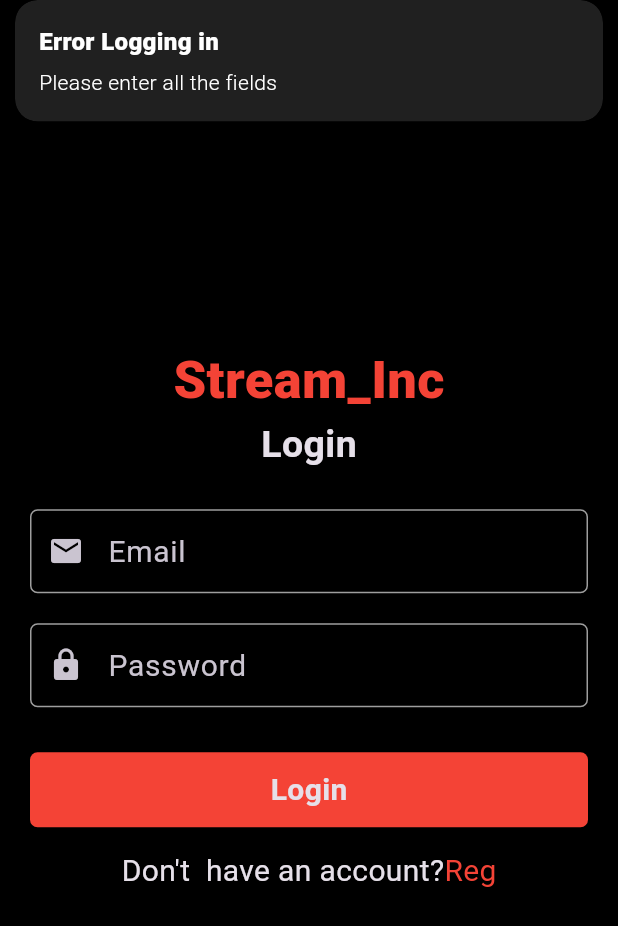
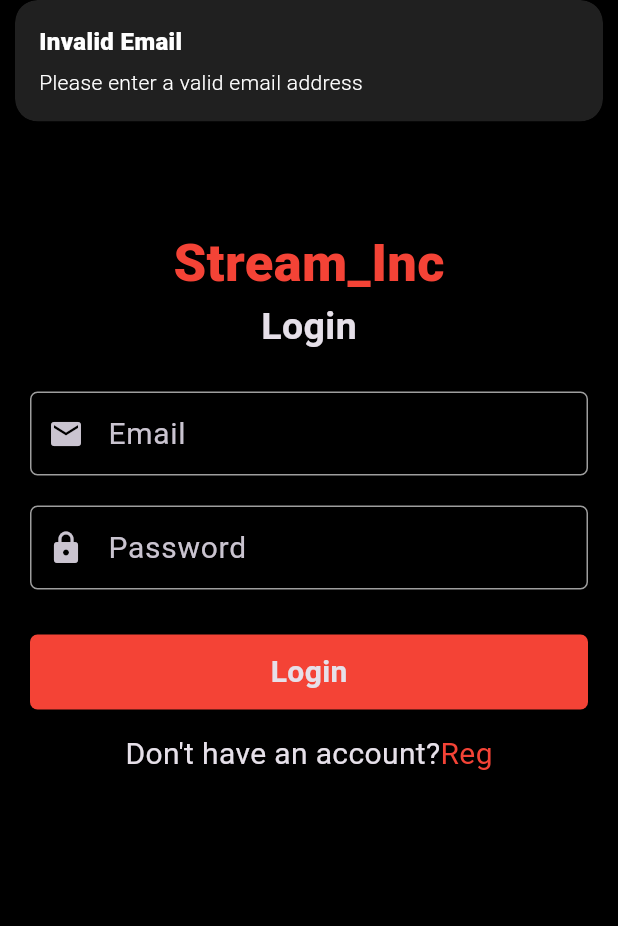
Before and after one commit to Hamza862-Naeem/stream_inc, a Flutter app: the screen it shows after launch, after a tap on "Login", on a phone screen of 412 x 824 dp. Shown: the top 926 px of the screen. Run offline on Flutter 3.47's test engine with Material 3 defaults, Android fonts, the phone set to English and light mode, and no system bars; our stand-ins replace cached_network_image, cloud_firestore, firebase_auth, firebase_core, firebase_storage, get and 3 more; missing offline and left inert: video_compress; accounts and stored records are empty.

Commit message:
final commit to master

```diff
--- a/lib/screens/auth/login_screen.dart
+++ b/lib/screens/auth/login_screen.dart
@@ -1,4 +1,3 @@
-
 import 'package:flutter/material.dart';
 import 'package:get/get.dart';
 import 'package:stream_inc/constants.dart';
@@ -9,92 +8,117 @@ import 'signup_screen.dart';
 class LoginScreen extends StatelessWidget {
   LoginScreen({super.key});
 
-  final  TextEditingController _emailController=TextEditingController();
-  final TextEditingController _passwordController=TextEditingController();
+  final TextEditingController _emailController = TextEditingController();
+  final TextEditingController _passwordController = TextEditingController();
+
+  bool isValidEmail(String email) {
+    final emailRegex = RegExp(r'^[\w-\.]+@([\w-]+\.)+[\w-]{2,4}$');
+    return emailRegex.hasMatch(email);
+  }
 
   @override
   Widget build(BuildContext context) {
-    return  Scaffold(
-      body:Container(
+    return Scaffold(
+      body: SingleChildScrollView(
+        padding: EdgeInsets.only(top: 150),
+        child: Container(
           alignment: Alignment.center,
           child: Column(
             mainAxisAlignment: MainAxisAlignment.center,
             children: [
-            Text('Stream_Inc',
+              Text(
+                'Stream_Inc',
                 style: TextStyle(
                   fontSize: 35,
                   color: buttonColor,
                   fontWeight: FontWeight.w900,
-            ),),
-            const Text('Login',
+                ),
+              ),
+              const Text(
+                'Login',
                 style: TextStyle(
                   fontSize: 25,
-
                   fontWeight: FontWeight.w700,
-            ),),
-            const SizedBox(height: 25,),
+                ),
+              ),
+              const SizedBox(height: 25),
               Container(
                 width: MediaQuery.of(context).size.width,
                 margin: const EdgeInsets.only(left: 20, right: 20),
-              child: TextInputField(controller: _emailController,
+                child: TextInputField(
+                  controller: _emailController,
                   labelText: 'Email',
-
-               icon: Icons.email),
+                  icon: Icons.email,
                 ),
-             const SizedBox(height: 20,),
+              ),
+              const SizedBox(height: 20),
               Container(
                 width: MediaQuery.of(context).size.width,
                 margin: const EdgeInsets.only(left: 20, right: 20),
-              child: TextInputField(controller: _passwordController,
+                child: TextInputField(
+                  controller: _passwordController,
                   labelText: 'Password',
-
                   icon: Icons.lock,
-               isObscure: true,),
+                  isObscure: true,
                 ),
-            const SizedBox(height: 30,),
+              ),
+              const SizedBox(height: 30),
               Container(
-              width: MediaQuery.of(context).size.width-40,
+                width: MediaQuery.of(context).size.width - 40,
                 height: 50,
                 decoration: BoxDecoration(
                   color: buttonColor,
-                borderRadius: const BorderRadius.all(Radius.circular(5),)
+                  borderRadius: const BorderRadius.all(Radius.circular(5)),
                 ),
-              child:  InkWell(
-                onTap: ()=> authController.loginUser(
-                  _emailController.text,
-                 _passwordController.text,
+                child: InkWell(
+                  onTap: () {
+                    String email = _emailController.text.trim();
+                    String password = _passwordController.text;
+
+                    if (!isValidEmail(email)) {
+                      Get.snackbar("Invalid Email",
+                          "Please enter a valid email address");
+                      return;
+                    }
+
+                    authController.loginUser(email, password);
+                  },
+                  child: const Center(
+                    child: Text(
+                      'Login',
+                      style:
+                          TextStyle(fontSize: 20, fontWeight: FontWeight.w700),
                     ),
-                child: const Center
-                (child: Text
-                ('Login',style: TextStyle(
-                  fontSize:20,
-                   fontWeight: FontWeight.w700 )
-                   ,))),
                   ),
-            SizedBox(
-              height: 15.0,
                 ),
+              ),
+              const SizedBox(height: 15.0),
               Row(
                 mainAxisAlignment: MainAxisAlignment.center,
                 children: [
-                Text('Don\'t  have an account?',
+                  Text(
+                    'Don\'t have an account?',
                     style: TextStyle(
                       fontSize: 20,
-                ),),
+                    ),
+                  ),
                   InkWell(
-                   onTap: () => Navigator.of(context).push(MaterialPageRoute(builder: (context)=> SignupScreen()),),
-                  child: Text('Reg',
+                    onTap: () => Navigator.of(context).push(MaterialPageRoute(
+                        builder: (context) => SignupScreen())),
+                    child: Text(
+                      'Reg',
                       style: TextStyle(
                         fontSize: 20,
                         color: buttonColor,
-                  ),),
+                      ),
+                    ),
+                  ),
+                ],
               )
             ],
-            )
-
-          ],
           ),
-      )
+        ),
+      ),
     );
   }
 }
--- a/pubspec.yaml
+++ b/pubspec.yaml
@@ -31,6 +31,7 @@ dependencies:
   cached_network_image: ^3.4.1
   cloud_firestore: ^5.6.2
   cupertino_icons: ^1.0.8
+  firebase_app_check: ^0.3.2+1
   firebase_auth: ^5.4.1
   firebase_core: ^3.10.1
   firebase_storage: ^12.4.1
```
Also changed, not shown: lib/controller/auth_controller.dart (+30 -8 lines), lib/screens/auth/signup_screen.dart (+5 -2 lines), firebase.json, lib/firebase_options.dart, pubspec.lock, 3 other files. Lines whose indentation alone changed are shown as unchanged.
